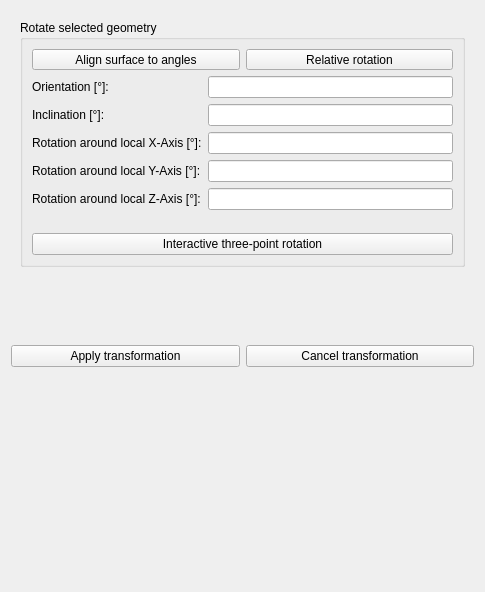
The window that SIM-VICUS/src/SVPropEditGeometry.ui (ghorwin/SIM-VICUS) describes before a commit, drawn with Qt 5.
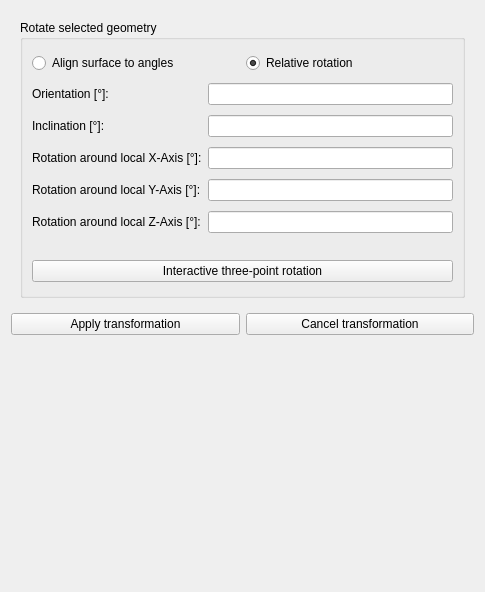
The same window after the commit. The open tabs and pages were chosen to show the change. Custom widgets are drawn as their Qt base class.

Commit message: Rotation mode (started)

Patch:
```diff
--- a/SIM-VICUS/src/SVPropEditGeometry.ui
+++ b/SIM-VICUS/src/SVPropEditGeometry.ui
@@ -26,8 +26,8 @@
          <property name="title">
           <string>Move selected geometry</string>
          </property>
-         <layout class="QGridLayout" name="gridLayout">
-          <item row="0" column="0">
+         <layout class="QVBoxLayout" name="verticalLayout">
+          <item>
            <layout class="QHBoxLayout" name="horizontalLayout_2">
             <item>
              <widget class="QRadioButton" name="radioButtonTranslationAbsolute">
@@ -48,9 +48,8 @@
             </item>
            </layout>
           </item>
-          <item row="1" column="0">
-           <widget class="QWidget" name="widgetXYZ_2" native="true">
-            <layout class="QHBoxLayout" name="horizontalLayout_5">
+          <item>
+           <layout class="QHBoxLayout" name="horizontalLayout">
              <item>
               <widget class="QLabel" name="labelTranslateX">
                <property name="minimumSize">
@@ -142,7 +141,6 @@
               </widget>
              </item>
             </layout>
-           </widget>
           </item>
          </layout>
         </widget>
@@ -152,10 +150,13 @@
          <property name="orientation">
           <enum>Qt::Vertical</enum>
          </property>
+         <property name="sizeType">
+          <enum>QSizePolicy::MinimumExpanding</enum>
+         </property>
          <property name="sizeHint" stdset="0">
           <size>
            <width>20</width>
-           <height>203</height>
+           <height>0</height>
           </size>
          </property>
         </spacer>
@@ -173,45 +174,18 @@
           <item row="0" column="0" colspan="2">
            <layout class="QHBoxLayout" name="horizontalLayout_6">
             <item>
-             <widget class="QToolButton" name="toolButtonRotateAlignToAngles">
-              <property name="sizePolicy">
-               <sizepolicy hsizetype="Preferred" vsizetype="Fixed">
-                <horstretch>0</horstretch>
-                <verstretch>0</verstretch>
-               </sizepolicy>
-              </property>
-              <property name="minimumSize">
-               <size>
-                <width>0</width>
-                <height>0</height>
-               </size>
-              </property>
+             <widget class="QRadioButton" name="radioButtonRotationAlignToAngles">
               <property name="text">
                <string>Align surface to angles</string>
               </property>
-              <property name="checkable">
-               <bool>true</bool>
-              </property>
              </widget>
             </item>
             <item>
-             <widget class="QToolButton" name="toolButtonRotateRelative">
-              <property name="sizePolicy">
-               <sizepolicy hsizetype="Preferred" vsizetype="Fixed">
-                <horstretch>0</horstretch>
-                <verstretch>0</verstretch>
-               </sizepolicy>
-              </property>
-              <property name="minimumSize">
-               <size>
-                <width>0</width>
-                <height>0</height>
-               </size>
-              </property>
+             <widget class="QRadioButton" name="radioButtonRotationRelative">
               <property name="text">
                <string>Relative rotation</string>
               </property>
-              <property name="checkable">
+              <property name="checked">
                <bool>true</bool>
               </property>
              </widget>
@@ -327,7 +301,7 @@
            </widget>
           </item>
           <item row="5" column="1">
-           <widget class="QtExt::ValidatingLineEdit" name="lineEditZ">
+           <widget class="QtExt::ValidatingLineEdit" name="lineEditRotateZ">
             <property name="sizePolicy">
              <sizepolicy hsizetype="MinimumExpanding" vsizetype="Fixed">
               <horstretch>0</horstretch>
@@ -373,10 +347,13 @@
          <property name="orientation">
           <enum>Qt::Vertical</enum>
          </property>
+         <property name="sizeType">
+          <enum>QSizePolicy::Preferred</enum>
+         </property>
          <property name="sizeHint" stdset="0">
           <size>
            <width>20</width>
-           <height>40</height>
+           <height>0</height>
           </size>
          </property>
         </spacer>
@@ -514,10 +491,13 @@
          <property name="orientation">
           <enum>Qt::Vertical</enum>
          </property>
+         <property name="sizeType">
+          <enum>QSizePolicy::MinimumExpanding</enum>
+         </property>
          <property name="sizeHint" stdset="0">
           <size>
            <width>20</width>
-           <height>219</height>
+           <height>0</height>
           </size>
          </property>
         </spacer>
```
Lines whose indentation alone changed are shown as unchanged. The commit also changes 2 other files.
